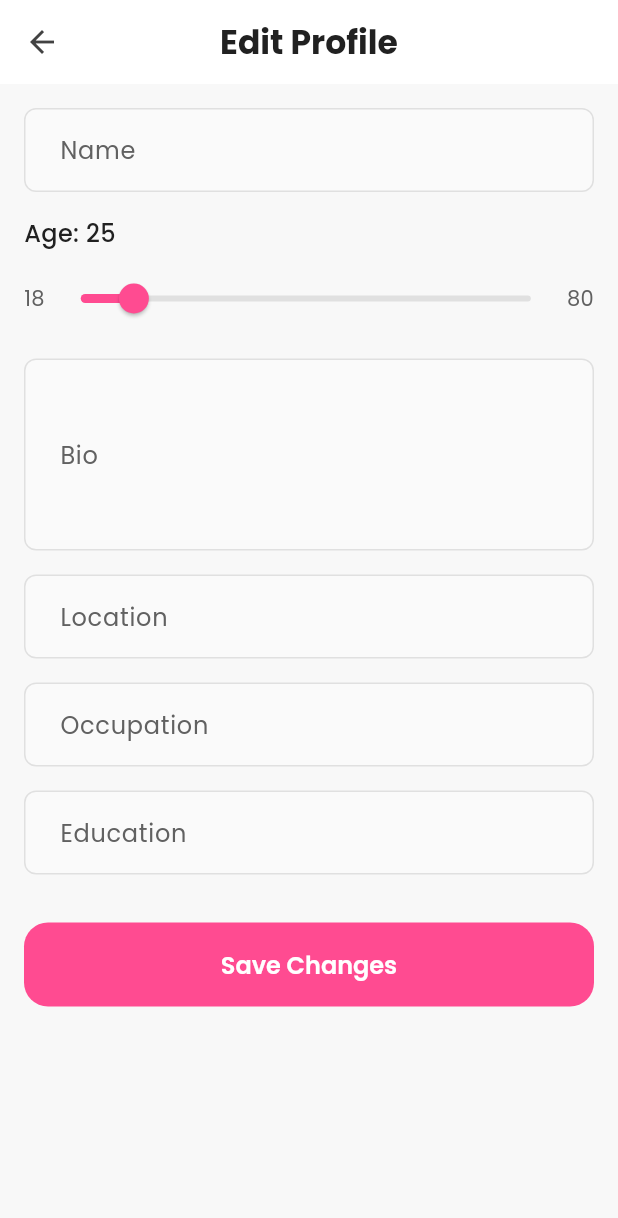
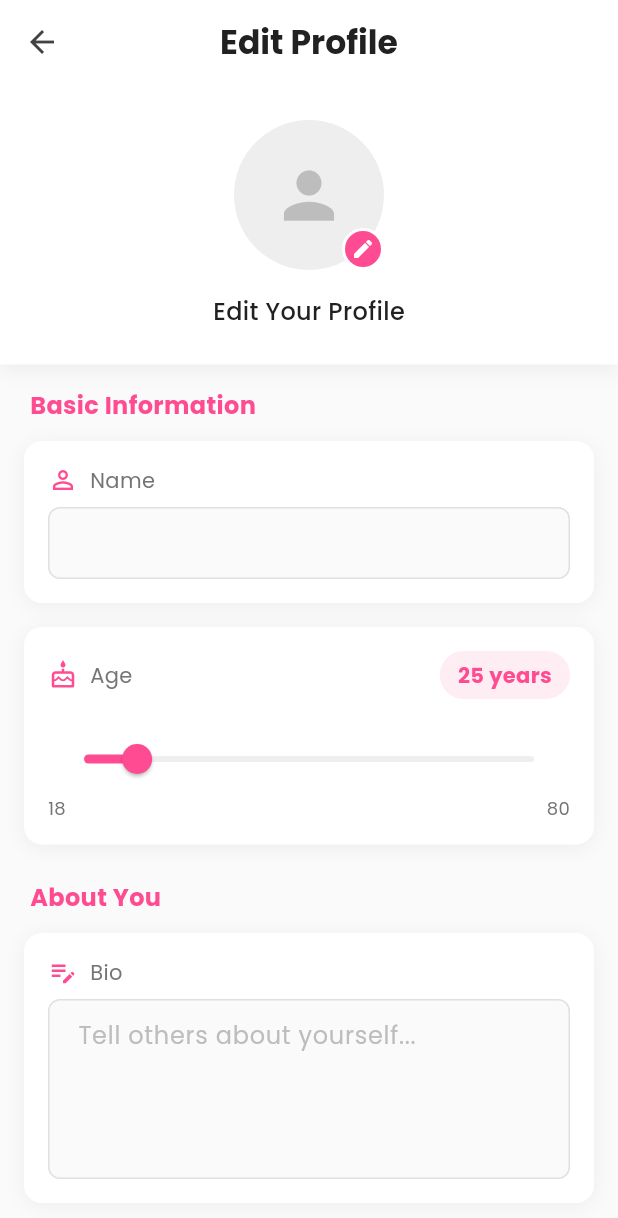
Before and after one commit to Edil-Ayehu/Flutter-Dating-App, a Flutter app: the EditProfileScreen screen opened by its route, on a phone screen of 412 x 824 dp. Shown: the top 1218 px of the screen. Run offline on Flutter 3.47's test engine with Material 3 defaults, Android fonts, the phone set to English and light mode, and no system bars; our stand-ins replace google_fonts, image_picker, shared_preferences; accounts and stored records are empty; network calls fail.

Commit message:
edit profile screen polish

```diff
--- a/lib/features/profile/screens/edit_profile_screen.dart
+++ b/lib/features/profile/screens/edit_profile_screen.dart
@@ -87,62 +87,114 @@ class _EditProfileScreenState extends State<EditProfileScreen> {
   @override
   Widget build(BuildContext context) {
     final isDarkMode = Theme.of(context).brightness == Brightness.dark;
+    final backgroundColor = isDarkMode ? AppColors.backgroundDark : Colors.grey.shade50;
+    final cardColor = isDarkMode ? Colors.grey.shade900 : Colors.white;
+    final textColor = isDarkMode ? Colors.white : AppColors.textPrimaryLight;
+    final hintColor = isDarkMode ? Colors.grey.shade500 : Colors.grey.shade600;
 
     return Scaffold(
-      backgroundColor: isDarkMode ? AppColors.backgroundDark : AppColors.backgroundLight,
+      backgroundColor: backgroundColor,
       appBar: AppBar(
         title: Text(
           'Edit Profile',
           style: TextStyle(
-            color: isDarkMode ? Colors.white : AppColors.textPrimaryLight,
+            color: textColor,
             fontWeight: FontWeight.bold,
           ),
         ),
-        backgroundColor: isDarkMode ? Colors.grey.shade900 : Colors.white,
+        backgroundColor: cardColor,
         elevation: 0,
         iconTheme: IconThemeData(
           color: isDarkMode ? Colors.white : Colors.grey.shade800,
         ),
       ),
       body: SingleChildScrollView(
-        padding: const EdgeInsets.all(16),
         child: Form(
           key: _formKey,
           child: Column(
             crossAxisAlignment: CrossAxisAlignment.start,
             children: [
-              // Name field
-              TextFormField(
-                controller: _nameController,
-                decoration: InputDecoration(
-                  labelText: 'Name',
-                  labelStyle: TextStyle(
-                    color: isDarkMode ? Colors.grey.shade400 : Colors.grey.shade700,
+              // Profile header with avatar placeholder
+              Container(
+                width: double.infinity,
+                padding: const EdgeInsets.symmetric(vertical: 24),
+                decoration: BoxDecoration(
+                  color: cardColor,
+                  boxShadow: [
+                    BoxShadow(
+                      color: Colors.black.withOpacity(0.05),
+                      blurRadius: 10,
+                      offset: const Offset(0, 5),
                     ),
-                  border: OutlineInputBorder(
-                    borderRadius: BorderRadius.circular(8),
-                    borderSide: BorderSide(
-                      color: isDarkMode ? Colors.grey.shade700 : Colors.grey.shade300,
+                  ],
+                ),
+                child: Column(
+                  children: [
+                    // Avatar with edit button
+                    Stack(
+                      children: [
+                        CircleAvatar(
+                          radius: 50,
+                          backgroundColor: isDarkMode ? Colors.grey.shade800 : Colors.grey.shade200,
+                          child: Icon(
+                            Icons.person,
+                            size: 50,
+                            color: isDarkMode ? Colors.grey.shade600 : Colors.grey.shade400,
                           ),
                         ),
-                  enabledBorder: OutlineInputBorder(
-                    borderRadius: BorderRadius.circular(8),
-                    borderSide: BorderSide(
-                      color: isDarkMode ? Colors.grey.shade700 : Colors.grey.shade300,
+                        Positioned(
+                          right: 0,
+                          bottom: 0,
+                          child: Container(
+                            padding: const EdgeInsets.all(4),
+                            decoration: BoxDecoration(
+                              color: AppColors.primary,
+                              shape: BoxShape.circle,
+                              border: Border.all(
+                                color: cardColor,
+                                width: 2,
                               ),
                             ),
-                  focusedBorder: OutlineInputBorder(
-                    borderRadius: BorderRadius.circular(8),
-                    borderSide: BorderSide(
-                      color: AppColors.primary,
+                            child: const Icon(
+                              Icons.edit,
+                              size: 16,
+                              color: Colors.white,
                             ),
                           ),
-                  filled: true,
-                  fillColor: isDarkMode ? Colors.grey.shade900 : Colors.grey.shade50,
                         ),
+                      ],
+                    ),
+                    const SizedBox(height: 16),
+                    Text(
+                      'Edit Your Profile',
                       style: TextStyle(
-                  color: isDarkMode ? Colors.white : Colors.black,
+                        color: textColor,
+                        fontSize: 16,
+                        fontWeight: FontWeight.w500,
                       ),
+                    ),
+                  ],
+                ),
+              ),
+
+              const SizedBox(height: 16),
+
+              // Form fields in cards
+              Padding(
+                padding: const EdgeInsets.symmetric(horizontal: 16),
+                child: Column(
+                  crossAxisAlignment: CrossAxisAlignment.start,
+                  children: [
+                    // Basic Info Section
+                    _buildSectionHeader('Basic Information', isDarkMode),
+
+                    // Name field
+                    _buildCard(
+                      child: _buildTextField(
+                        controller: _nameController,
+                        labelText: 'Name',
+                        icon: Icons.person_outline,
+                        isDarkMode: isDarkMode,
                         validator: (value) {
                           if (value == null || value.isEmpty) {
                             return 'Please enter your name';
@@ -150,35 +202,68 @@ class _EditProfileScreenState extends State<EditProfileScreen> {
                           return null;
                         },
                       ),
+                      isDarkMode: isDarkMode,
+                      cardColor: cardColor,
+                    ),
 
                     const SizedBox(height: 16),
 
-              // Age slider
+                    // Age slider in card
+                    _buildCard(
+                      child: Column(
+                        crossAxisAlignment: CrossAxisAlignment.start,
+                        children: [
+                          Row(
+                            children: [
+                              Icon(
+                                Icons.cake_outlined,
+                                color: AppColors.primary,
+                                size: 20,
+                              ),
+                              const SizedBox(width: 8),
                               Text(
-                'Age: $_age',
+                                'Age',
                                 style: TextStyle(
-                  color: isDarkMode ? Colors.white : AppColors.textPrimaryLight,
-                  fontSize: 16,
-                  fontWeight: FontWeight.w500,
+                                  color: hintColor,
+                                  fontSize: 14,
                                 ),
                               ),
-              const SizedBox(height: 8),
-              Row(
-                children: [
-                  Text(
-                    '18',
+                              const Spacer(),
+                              Container(
+                                padding: const EdgeInsets.symmetric(horizontal: 12, vertical: 6),
+                                decoration: BoxDecoration(
+                                  color: AppColors.primary.withOpacity(0.1),
+                                  borderRadius: BorderRadius.circular(16),
+                                ),
+                                child: Text(
+                                  '$_age years',
                                   style: TextStyle(
-                      color: isDarkMode ? Colors.grey.shade400 : Colors.grey.shade700,
+                                    color: AppColors.primary,
+                                    fontWeight: FontWeight.bold,
                                   ),
                                 ),
-                  Expanded(
+                              ),
+                            ],
+                          ),
+                          const SizedBox(height: 16),
+                          SliderTheme(
+                            data: SliderThemeData(
+                              trackHeight: 4,
+                              activeTrackColor: AppColors.primary,
+                              inactiveTrackColor: isDarkMode ? Colors.grey.shade800 : Colors.grey.shade200,
+                              thumbColor: AppColors.primary,
+                              overlayColor: AppColors.primary.withOpacity(0.2),
+                              valueIndicatorColor: AppColors.primary,
+                              valueIndicatorTextStyle: const TextStyle(
+                                color: Colors.white,
+                                fontWeight: FontWeight.bold,
+                              ),
+                            ),
                             child: Slider(
                               value: _age.toDouble(),
                               min: 18,
                               max: 80,
                               divisions: 62,
-                      activeColor: AppColors.primary,
-                      inactiveColor: isDarkMode ? Colors.grey.shade800 : Colors.grey.shade300,
                               label: _age.toString(),
                               onChanged: (value) {
                                 setState(() {
@@ -187,158 +272,94 @@ class _EditProfileScreenState extends State<EditProfileScreen> {
                               },
                             ),
                           ),
+                          Row(
+                            mainAxisAlignment: MainAxisAlignment.spaceBetween,
+                            children: [
+                              Text(
+                                '18',
+                                style: TextStyle(
+                                  color: hintColor,
+                                  fontSize: 12,
+                                ),
+                              ),
                               Text(
                                 '80',
                                 style: TextStyle(
-                      color: isDarkMode ? Colors.grey.shade400 : Colors.grey.shade700,
+                                  color: hintColor,
+                                  fontSize: 12,
                                 ),
                               ),
                             ],
                           ),
+                        ],
+                      ),
+                      isDarkMode: isDarkMode,
+                      cardColor: cardColor,
+                    ),
 
-              const SizedBox(height: 16),
+                    const SizedBox(height: 24),
+
+                    // About Section
+                    _buildSectionHeader('About You', isDarkMode),
 
                     // Bio field
-              TextFormField(
+                    _buildCard(
+                      child: _buildTextField(
                         controller: _bioController,
+                        labelText: 'Bio',
+                        icon: Icons.edit_note_outlined,
+                        isDarkMode: isDarkMode,
                         maxLines: 4,
-                decoration: InputDecoration(
-                  labelText: 'Bio',
-                  labelStyle: TextStyle(
-                    color: isDarkMode ? Colors.grey.shade400 : Colors.grey.shade700,
+                        hintText: 'Tell others about yourself...',
                       ),
-                  border: OutlineInputBorder(
-                    borderRadius: BorderRadius.circular(8),
-                    borderSide: BorderSide(
-                      color: isDarkMode ? Colors.grey.shade700 : Colors.grey.shade300,
-                    ),
-                  ),
-                  enabledBorder: OutlineInputBorder(
-                    borderRadius: BorderRadius.circular(8),
-                    borderSide: BorderSide(
-                      color: isDarkMode ? Colors.grey.shade700 : Colors.grey.shade300,
-                    ),
-                  ),
-                  focusedBorder: OutlineInputBorder(
-                    borderRadius: BorderRadius.circular(8),
-                    borderSide: BorderSide(
-                      color: AppColors.primary,
-                    ),
-                  ),
-                  filled: true,
-                  fillColor: isDarkMode ? Colors.grey.shade900 : Colors.grey.shade50,
-                ),
-                style: TextStyle(
-                  color: isDarkMode ? Colors.white : Colors.black,
-                ),
+                      isDarkMode: isDarkMode,
+                      cardColor: cardColor,
                     ),
 
-              const SizedBox(height: 16),
+                    const SizedBox(height: 24),
+
+                    // Location & Work Section
+                    _buildSectionHeader('Location & Work', isDarkMode),
 
                     // Location field
-              TextFormField(
+                    _buildCard(
+                      child: _buildTextField(
                         controller: _locationController,
-                decoration: InputDecoration(
                         labelText: 'Location',
-                  labelStyle: TextStyle(
-                    color: isDarkMode ? Colors.grey.shade400 : Colors.grey.shade700,
+                        icon: Icons.location_on_outlined,
+                        isDarkMode: isDarkMode,
+                        hintText: 'City, Country',
                       ),
-                  border: OutlineInputBorder(
-                    borderRadius: BorderRadius.circular(8),
-                    borderSide: BorderSide(
-                      color: isDarkMode ? Colors.grey.shade700 : Colors.grey.shade300,
-                    ),
-                  ),
-                  enabledBorder: OutlineInputBorder(
-                    borderRadius: BorderRadius.circular(8),
-                    borderSide: BorderSide(
-                      color: isDarkMode ? Colors.grey.shade700 : Colors.grey.shade300,
-                    ),
-                  ),
-                  focusedBorder: OutlineInputBorder(
-                    borderRadius: BorderRadius.circular(8),
-                    borderSide: BorderSide(
-                      color: AppColors.primary,
-                    ),
-                  ),
-                  filled: true,
-                  fillColor: isDarkMode ? Colors.grey.shade900 : Colors.grey.shade50,
-                ),
-                style: TextStyle(
-                  color: isDarkMode ? Colors.white : Colors.black,
-                ),
+                      isDarkMode: isDarkMode,
+                      cardColor: cardColor,
                     ),
 
                     const SizedBox(height: 16),
 
                     // Occupation field
-              TextFormField(
+                    _buildCard(
+                      child: _buildTextField(
                         controller: _occupationController,
-                decoration: InputDecoration(
                         labelText: 'Occupation',
-                  labelStyle: TextStyle(
-                    color: isDarkMode ? Colors.grey.shade400 : Colors.grey.shade700,
+                        icon: Icons.work_outline,
+                        isDarkMode: isDarkMode,
                       ),
-                  border: OutlineInputBorder(
-                    borderRadius: BorderRadius.circular(8),
-                    borderSide: BorderSide(
-                      color: isDarkMode ? Colors.grey.shade700 : Colors.grey.shade300,
-                    ),
-                  ),
-                  enabledBorder: OutlineInputBorder(
-                    borderRadius: BorderRadius.circular(8),
-                    borderSide: BorderSide(
-                      color: isDarkMode ? Colors.grey.shade700 : Colors.grey.shade300,
-                    ),
-                  ),
-                  focusedBorder: OutlineInputBorder(
-                    borderRadius: BorderRadius.circular(8),
-                    borderSide: BorderSide(
-                      color: AppColors.primary,
-                    ),
-                  ),
-                  filled: true,
-                  fillColor: isDarkMode ? Colors.grey.shade900 : Colors.grey.shade50,
-                ),
-                style: TextStyle(
-                  color: isDarkMode ? Colors.white : Colors.black,
-                ),
+                      isDarkMode: isDarkMode,
+                      cardColor: cardColor,
                     ),
 
                     const SizedBox(height: 16),
 
                     // Education field
-              TextFormField(
+                    _buildCard(
+                      child: _buildTextField(
                         controller: _educationController,
-                decoration: InputDecoration(
                         labelText: 'Education',
-                  labelStyle: TextStyle(
-                    color: isDarkMode ? Colors.grey.shade400 : Colors.grey.shade700,
+                        icon: Icons.school_outlined,
+                        isDarkMode: isDarkMode,
                       ),
-                  border: OutlineInputBorder(
-                    borderRadius: BorderRadius.circular(8),
-                    borderSide: BorderSide(
-                      color: isDarkMode ? Colors.grey.shade700 : Colors.grey.shade300,
-                    ),
-                  ),
-                  enabledBorder: OutlineInputBorder(
-                    borderRadius: BorderRadius.circular(8),
-                    borderSide: BorderSide(
-                      color: isDarkMode ? Colors.grey.shade700 : Colors.grey.shade300,
-                    ),
-                  ),
-                  focusedBorder: OutlineInputBorder(
-                    borderRadius: BorderRadius.circular(8),
-                    borderSide: BorderSide(
-                      color: AppColors.primary,
-                    ),
-                  ),
-                  filled: true,
-                  fillColor: isDarkMode ? Colors.grey.shade900 : Colors.grey.shade50,
-                ),
-                style: TextStyle(
-                  color: isDarkMode ? Colors.white : Colors.black,
-                ),
+                      isDarkMode: isDarkMode,
+                      cardColor: cardColor,
                     ),
 
                     const SizedBox(height: 32),
@@ -350,10 +371,139 @@ class _EditProfileScreenState extends State<EditProfileScreen> {
                       isLoading: _isLoading,
                       type: ButtonType.primary,
                     ),
+
+                    const SizedBox(height: 24),
+                  ],
+                ),
+              ),
             ],
           ),
         ),
       ),
     );
   }
+
+  Widget _buildSectionHeader(String title, bool isDarkMode) {
+    return Padding(
+      padding: const EdgeInsets.only(left: 4, bottom: 12),
+      child: Text(
+        title,
+        style: TextStyle(
+          color: AppColors.primary,
+          fontSize: 16,
+          fontWeight: FontWeight.bold,
+        ),
+      ),
+    );
   }
+
+  Widget _buildCard({
+    required Widget child,
+    required bool isDarkMode,
+    required Color cardColor,
+  }) {
+    return Container(
+      padding: const EdgeInsets.all(16),
+      decoration: BoxDecoration(
+        color: cardColor,
+        borderRadius: BorderRadius.circular(12),
+        boxShadow: [
+          BoxShadow(
+            color: Colors.black.withOpacity(0.05),
+            blurRadius: 10,
+            offset: const Offset(0, 2),
+          ),
+        ],
+      ),
+      child: child,
+    );
+  }
+
+  Widget _buildTextField({
+    required TextEditingController controller,
+    required String labelText,
+    required IconData icon,
+    required bool isDarkMode,
+    String? hintText,
+    int maxLines = 1,
+    String? Function(String?)? validator,
+  }) {
+    final textColor = isDarkMode ? Colors.white : Colors.black;
+    final hintColor = isDarkMode ? Colors.grey.shade500 : Colors.grey.shade600;
+
+    return Column(
+      crossAxisAlignment: CrossAxisAlignment.start,
+      children: [
+        Row(
+          children: [
+            Icon(
+              icon,
+              color: AppColors.primary,
+              size: 20,
+            ),
+            const SizedBox(width: 8),
+            Text(
+              labelText,
+              style: TextStyle(
+                color: hintColor,
+                fontSize: 14,
+              ),
+            ),
+          ],
+        ),
+        const SizedBox(height: 8),
+        TextFormField(
+          controller: controller,
+          maxLines: maxLines,
+          style: TextStyle(
+            color: textColor,
+            fontSize: 16,
+          ),
+          decoration: InputDecoration(
+            hintText: hintText,
+            hintStyle: TextStyle(
+              color: isDarkMode ? Colors.grey.shade700 : Colors.grey.shade400,
+              fontSize: 16,
+            ),
+            contentPadding: const EdgeInsets.symmetric(vertical: 12, horizontal: 16),
+            border: OutlineInputBorder(
+              borderRadius: BorderRadius.circular(8),
+              borderSide: BorderSide(
+                color: isDarkMode ? Colors.grey.shade800 : Colors.grey.shade300,
+              ),
+            ),
+            enabledBorder: OutlineInputBorder(
+              borderRadius: BorderRadius.circular(8),
+              borderSide: BorderSide(
+                color: isDarkMode ? Colors.grey.shade800 : Colors.grey.shade300,
+              ),
+            ),
+            focusedBorder: OutlineInputBorder(
+              borderRadius: BorderRadius.circular(8),
+              borderSide: const BorderSide(
+                color: AppColors.primary,
+                width: 1.5,
+              ),
+            ),
+            errorBorder: OutlineInputBorder(
+              borderRadius: BorderRadius.circular(8),
+              borderSide: const BorderSide(
+                color: Colors.red,
+              ),
+            ),
+            focusedErrorBorder: OutlineInputBorder(
+              borderRadius: BorderRadius.circular(8),
+              borderSide: const BorderSide(
+                color: Colors.red,
+                width: 1.5,
+              ),
+            ),
+            filled: true,
+            fillColor: isDarkMode ? Colors.grey.shade800.withOpacity(0.3) : Colors.grey.shade50,
+          ),
+          validator: validator,
+        ),
+      ],
+    );
+  }
+}
```
Also changed, not shown: 1 other file. Lines whose indentation alone changed are shown as unchanged.
